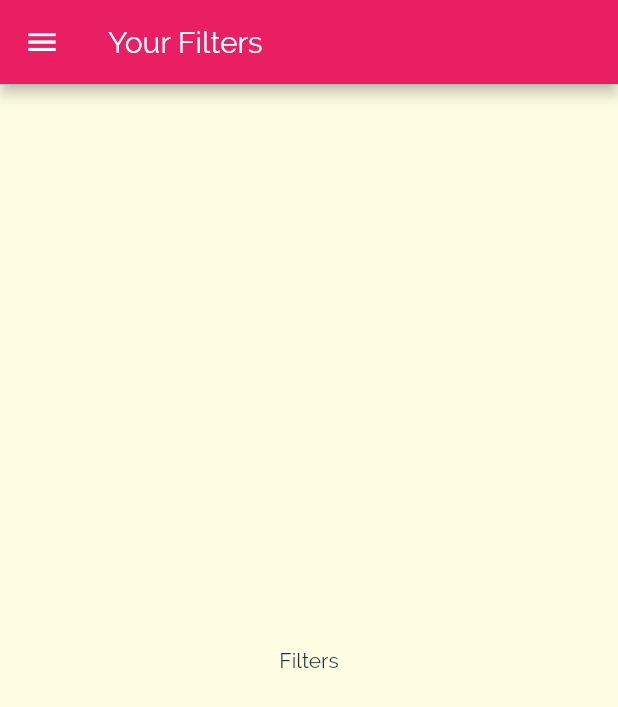
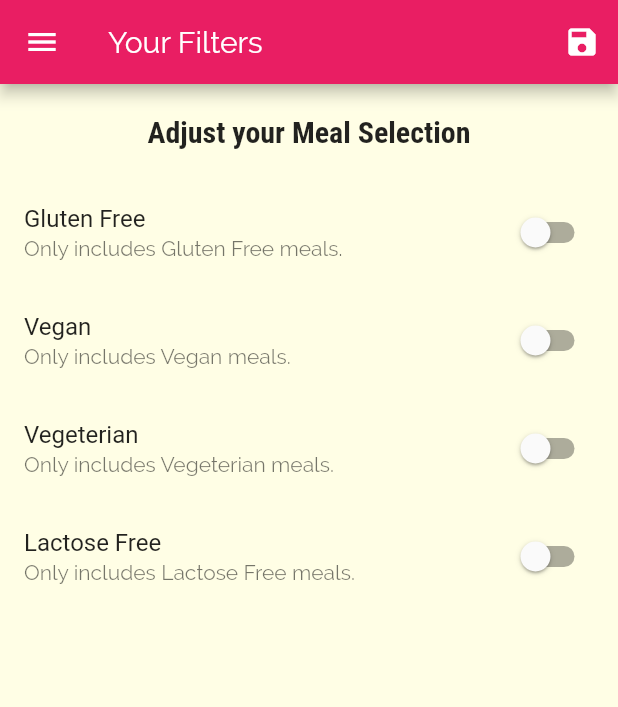
Before and after one commit to bowe99/Recipe-Keeper, a Flutter app: the FiltersScreen screen opened by its route, on a phone screen of 412 x 824 dp. Shown: the top 707 px of the screen. Run offline on Flutter 3.47's test engine with Material 2 defaults, Android fonts, the phone set to English and light mode, and no system bars.

Commit message:
Added favoriting system and filtering system
Complete Application

```diff
--- a/lib/main.dart
+++ b/lib/main.dart
@@ -1,3 +1,4 @@
+import 'package:app_3/dummy-data.dart';
 import 'package:flutter/material.dart';
 
 import './screens/categories_screen.dart';
@@ -5,11 +6,66 @@ import './screens/category_meals_screen.dart';
 import './screens/meal_detail_screen.dart';
 import './screens/tabs_screen.dart';
 import './screens/filters_screen.dart';
+import 'models/meal.dart';
 
 
 void main() => runApp(RecipeKeeper());
 
-class RecipeKeeper extends StatelessWidget {
+class RecipeKeeper extends StatefulWidget {
+  @override
+  _RecipeKeeperState createState() => _RecipeKeeperState();
+}
+
+class _RecipeKeeperState extends State<RecipeKeeper> {
+
+  Map<String, bool> _filters ={
+    'gluten': false,
+    'vegan': false,
+    'vegetarian': false,
+    'lactose': false,
+  };
+
+  List<Meal> _availableMeals = DUMMY_MEALS;
+  List<Meal> _favoriteMeals = [];
+
+  void _setFilters(Map<String, bool> newFilters){
+    setState(() {
+      _filters = newFilters;
+
+      _availableMeals = DUMMY_MEALS.where((meal){
+        if(_filters['gluten'] && !meal.isGlutenFree ||
+           _filters['vegan'] && !meal.isVegan ||
+           _filters['vegetarian'] && !meal.isVegetarian ||
+           _filters['lactose'] && !meal.isLactoseFree){
+          return false;
+        }
+        else{
+          return true;
+        }
+      }).toList();
+    });
+  }
+
+  void _toggleFavorite(String mealId) {
+    final existingIndex = _favoriteMeals.indexWhere((meal) {
+      return mealId == meal.id;
+    });
+    if(existingIndex >= 0){
+      setState(() {
+        _favoriteMeals.removeAt(existingIndex);
+      });
+    }
+    else{
+      setState(() {
+        _favoriteMeals.add(DUMMY_MEALS.firstWhere((meal) => meal.id == mealId));
+      });
+    }
+  }
+
+  bool _isMealFavorite(String mealId){
+    return _favoriteMeals.any((meal) => meal.id == mealId);
+  }
+
   @override
   Widget build(BuildContext context) {
     return MaterialApp(
@@ -22,7 +78,7 @@ class RecipeKeeper extends StatelessWidget {
           fontFamily: 'Raleway',
           textTheme: ThemeData.light().textTheme.copyWith(
                 body1: TextStyle(
-                  color: Color.fromRGBO(20, 51, 51, 1),
+                  color: Color.fromRGBO(122, 122, 122, 1),
                 ),
                 body2: TextStyle(
                   color: Color.fromRGBO(20, 51, 51, 1),
@@ -34,10 +90,10 @@ class RecipeKeeper extends StatelessWidget {
               )),
       initialRoute: '/',
       routes: {
-        '/': (ctx) => TabScreen(),
-        CategoryMealsScreen.routeName: (ctx) => CategoryMealsScreen(),
-        MealDetailScreen.routeName: (ctx) => MealDetailScreen(),
-        FiltersScreen.routeName: (ctx) => FiltersScreen(),
+        '/': (ctx) => TabScreen(_favoriteMeals),
+        CategoryMealsScreen.routeName: (ctx) => CategoryMealsScreen(_availableMeals),
+        MealDetailScreen.routeName: (ctx) => MealDetailScreen(_toggleFavorite, _isMealFavorite),
+        FiltersScreen.routeName: (ctx) => FiltersScreen(_filters, _setFilters),
       },
       // onGenerateRoute: (settings) {
       //   print(settings.arguments);
--- a/lib/screens/category_meals_screen.dart
+++ b/lib/screens/category_meals_screen.dart
@@ -4,10 +4,13 @@ import '../widgets/meal_item.dart';
 
 import '../models/meal.dart';
 
-import '../dummy-data.dart';
 
 class CategoryMealsScreen extends StatefulWidget {
   static const routeName = '/category-meals';
+
+  final List<Meal> availableMeals;
+
+  CategoryMealsScreen(this.availableMeals);
 
   @override
   _CategoryMealsScreenState createState() => _CategoryMealsScreenState();
@@ -26,7 +29,7 @@ class _CategoryMealsScreenState extends State<CategoryMealsScreen> {
           ModalRoute.of(context).settings.arguments as Map<String, String>;
       categoryTitle = routeArgs['title'];
       final categoryId = routeArgs['id'];
-      categoryMeals = DUMMY_MEALS.where((meal) {
+      categoryMeals = widget.availableMeals.where((meal) {
         return meal.categories.contains(categoryId);
       }).toList();
       _loadedInitData = true;
@@ -57,7 +60,6 @@ class _CategoryMealsScreenState extends State<CategoryMealsScreen> {
               duration: categoryMeals[index].duration,
               affordability: categoryMeals[index].affordability,
               complexity: categoryMeals[index].complexity,
-              removeItem: _removeMeal,
             );
           },
           itemCount: categoryMeals.length,
--- a/lib/screens/filters_screen.dart
+++ b/lib/screens/filters_screen.dart
@@ -1,19 +1,130 @@
 import '../widgets/main_drawer.dart';
 import 'package:flutter/material.dart';
 
-class FiltersScreen extends StatelessWidget {
+class FiltersScreen extends StatefulWidget {
   static const routeName = '/filters';
+
+  final Function saveFilters;
+  final Map<String, bool> currentFilters;
+
+  FiltersScreen(this.currentFilters, this.saveFilters);
+
+  @override
+  _FiltersScreenState createState() => _FiltersScreenState();
+}
+
+class _FiltersScreenState extends State<FiltersScreen> {
+  Widget buildFilterSwitch(
+    String title,
+    bool identifier,
+    Function updateValue,
+  ) {
+    return SwitchListTile(
+      title: Text(
+        title,
+      ),
+      value: identifier,
+      subtitle: Text('Only includes $title meals.'),
+      onChanged: updateValue,
+    );
+  }
+
+  bool _glutenFree = false;
+  bool _vegeterian = false;
+  bool _vegan = false;
+  bool _lactoseFree = false;
+
+  @override
+  void initState() {
+    _glutenFree = widget.currentFilters['gluten'];
+    _vegeterian = widget.currentFilters['vegetarian'];
+    _vegan = widget.currentFilters['vegan'];
+    _lactoseFree = widget.currentFilters['lactose'];
+
+    super.initState();
+  }
 
   @override
   Widget build(BuildContext context) {
     return Scaffold(
         appBar: AppBar(
           title: Text('Your Filters'),
+          actions: <Widget>[
+            IconButton(
+                icon: Icon(
+                  Icons.save,
+                ),
+                onPressed: () {
+                  widget.saveFilters({
+                    'gluten': _glutenFree,
+                    'vegan': _vegan,
+                    'vegetarian': _vegeterian,
+                    'lactose': _lactoseFree,
+                  });
+                })
+          ],
         ),
         drawer: MainDrawer(),
-      body: Center(
-        child: Text('Filters'),
+        body: Column(
+          children: <Widget>[
+            Container(
+              padding: EdgeInsets.all(20),
+              child: Text(
+                'Adjust your Meal Selection',
+                style: Theme.of(context).textTheme.title,
               ),
+            ),
+            Expanded(
+              child: ListView(
+                children: <Widget>[
+                  buildFilterSwitch(
+                    'Gluten Free',
+                    _glutenFree,
+                    (newValue) {
+                      setState(
+                        () {
+                          _glutenFree = newValue;
+                        },
                       );
+                    },
+                  ),
+                  buildFilterSwitch(
+                    'Vegan',
+                    _vegan,
+                    (newValue) {
+                      setState(
+                        () {
+                          _vegan = newValue;
+                        },
+                      );
+                    },
+                  ),
+                  buildFilterSwitch(
+                    'Vegeterian',
+                    _vegeterian,
+                    (newValue) {
+                      setState(
+                        () {
+                          _vegeterian = newValue;
+                        },
+                      );
+                    },
+                  ),
+                  buildFilterSwitch(
+                    'Lactose Free',
+                    _lactoseFree,
+                    (newValue) {
+                      setState(
+                        () {
+                          _lactoseFree = newValue;
+                        },
+                      );
+                    },
+                  )
+                ],
+              ),
+            )
+          ],
+        ));
   }
 }
--- a/lib/widgets/meal_item.dart
+++ b/lib/widgets/meal_item.dart
@@ -11,7 +11,6 @@ class MealItem extends StatelessWidget {
   final int duration;
   final Complexity complexity;
   final Affordability affordability;
-  final Function removeItem;
 
   MealItem({
     @required this.id,
@@ -20,7 +19,6 @@ class MealItem extends StatelessWidget {
     @required this.duration,
     @required this.imageUrl,
     @required this.title,
-    @required this.removeItem,
   });
 
   String get complexityText {
@@ -63,7 +61,7 @@ class MealItem extends StatelessWidget {
     )
         .then((result) {
       if(result != null){
-        removeItem(result);
+        // removeItem(result);
       }
     });
   }
```
Also changed, not shown: lib/screens/favorites_screen.dart (+25 -1 lines), lib/screens/meal_detail_screen.dart (+8 -4 lines), lib/screens/tabs_screen.dart (+15 -4 lines). Lines whose indentation alone changed are shown as unchanged.
